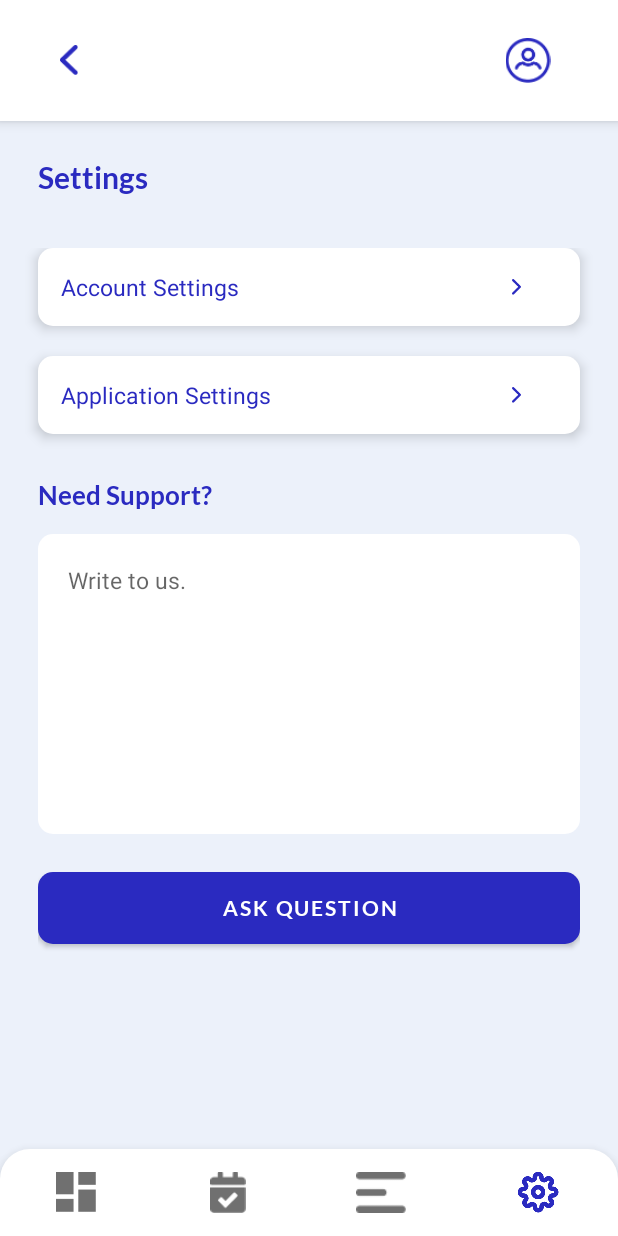
After one commit to TharishaPerera/MediCare, an Android app: the Settings screen opened directly, with no data from a screen before it, on a phone screen of 412 x 824 dp. The commit adds this screen. Run offline under Robolectric (Android 15) with nearby library versions, the phone set to English and light mode, and no system bars.

Commit message:
added settings page with dashboard navigation

```diff
--- a/app/src/main/java/com/nibm/medicare/Dashboard.kt
+++ b/app/src/main/java/com/nibm/medicare/Dashboard.kt
@@ -1,7 +1,9 @@
 package com.nibm.medicare
 
+import android.content.Intent
 import androidx.appcompat.app.AppCompatActivity
 import android.os.Bundle
+import android.widget.ImageView
 import androidx.recyclerview.widget.GridLayoutManager
 import androidx.recyclerview.widget.LinearLayoutManager
 import androidx.recyclerview.widget.RecyclerView
@@ -25,6 +27,7 @@ class Dashboard : AppCompatActivity() {
 
         setCategories();
         setQuickActionItems();
+        handleNavigation();
     }
 
     private fun setQuickActionItems() {
@@ -61,4 +64,19 @@ class Dashboard : AppCompatActivity() {
         categoriesAdapater = CategoriesAdapater(categoryList)
         categoriesRV.adapter = categoriesAdapater
     }
+
+    private fun handleNavigation(){
+        var btnAppointments : ImageView
+        var btnRecords : ImageView
+        var btnSettings : ImageView
+
+        btnAppointments = findViewById(R.id.btn_appointments)
+        btnRecords = findViewById(R.id.btn_records)
+        btnSettings = findViewById(R.id.btn_settings)
+
+        btnSettings.setOnClickListener {
+            var intent = Intent(this, Settings::class.java)
+            startActivity(intent)
+        }
+    }
 }
--- /dev/null
+++ b/app/src/main/java/com/nibm/medicare/Settings.kt
@@ -0,0 +1,32 @@
+package com.nibm.medicare
+
+import android.content.Intent
+import androidx.appcompat.app.AppCompatActivity
+import android.os.Bundle
+import android.widget.ImageView
+
+class Settings : AppCompatActivity() {
+    override fun onCreate(savedInstanceState: Bundle?) {
+        super.onCreate(savedInstanceState)
+        setContentView(R.layout.activity_settings)
+
+        var btnDashboard : ImageView
+        var btnAppointments : ImageView
+        var btnRecords : ImageView
+        var btnBack : ImageView
+
+        btnDashboard = findViewById(R.id.btn_dashboard)
+        btnAppointments = findViewById(R.id.btn_appointments)
+        btnRecords = findViewById(R.id.btn_records)
+        btnBack = findViewById(R.id.settings_back_icon)
+
+        btnDashboard.setOnClickListener {
+            var intent = Intent(this, Dashboard::class.java)
+            startActivity(intent)
+        }
+        btnBack.setOnClickListener {
+            var intent = Intent(this, Dashboard::class.java)
+            startActivity(intent)
+        }
+    }
+}
--- a/app/src/main/res/layout/activity_dashboard.xml
+++ b/app/src/main/res/layout/activity_dashboard.xml
@@ -99,28 +99,28 @@
         >
 
         <ImageView
-            android:id="@+id/imageView7"
+            android:id="@+id/btn_dashboard"
             android:layout_width="wrap_content"
             android:layout_height="match_parent"
             android:layout_weight="1"
             app:srcCompat="@drawable/dashboard_ico_active" />
 
         <ImageView
-            android:id="@+id/imageView8"
+            android:id="@+id/btn_appointments"
             android:layout_width="wrap_content"
             android:layout_height="match_parent"
             android:layout_weight="1"
             app:srcCompat="@drawable/calendar_ico" />
 
         <ImageView
-            android:id="@+id/imageView9"
+            android:id="@+id/btn_records"
             android:layout_width="wrap_content"
             android:layout_height="match_parent"
             android:layout_weight="1"
             app:srcCompat="@drawable/medical_records_ico" />
 
         <ImageView
-            android:id="@+id/imageView10"
+            android:id="@+id/btn_settings"
             android:layout_width="wrap_content"
             android:layout_height="match_parent"
             android:layout_weight="1"
--- /dev/null
+++ b/app/src/main/res/layout/activity_settings.xml
@@ -0,0 +1,230 @@
+<?xml version="1.0" encoding="utf-8"?>
+<androidx.constraintlayout.widget.ConstraintLayout
+    xmlns:android="http://schemas.android.com/apk/res/android"
+    xmlns:tools="http://schemas.android.com/tools"
+    xmlns:app="http://schemas.android.com/apk/res-auto"
+    android:layout_width="match_parent"
+    android:layout_height="match_parent"
+    tools:context=".Settings"
+    android:background="@color/bg_blue"
+    >
+
+    <LinearLayout
+        android:id="@+id/linearLayout2"
+        android:layout_width="match_parent"
+        android:layout_height="wrap_content"
+        android:orientation="horizontal"
+        android:paddingVertical="25dp"
+        app:layout_constraintEnd_toEndOf="parent"
+        app:layout_constraintStart_toStartOf="parent"
+        app:layout_constraintTop_toTopOf="parent"
+        android:background="@color/white"
+        android:elevation="5dp">
+
+        <ImageView
+            android:id="@+id/settings_back_icon"
+            android:layout_width="0dp"
+            android:layout_height="20dp"
+            android:layout_weight="1"
+            app:srcCompat="@drawable/back_ico"
+            android:layout_marginEnd="100dp"
+            android:layout_gravity="center_vertical"/>
+
+        <ImageView
+            android:id="@+id/imageView6"
+            android:layout_width="wrap_content"
+            android:layout_height="30dp"
+            android:layout_weight="1"
+            app:srcCompat="@drawable/user_ico"
+            android:layout_marginStart="100dp"
+            android:layout_gravity="center_vertical"/>
+
+    </LinearLayout>
+
+    <LinearLayout
+        android:id="@+id/linearLayout6"
+        android:layout_width="match_parent"
+        android:layout_height="wrap_content"
+        android:orientation="horizontal"
+        app:layout_constraintBottom_toTopOf="@+id/linearLayout4"
+        app:layout_constraintEnd_toEndOf="parent"
+        app:layout_constraintStart_toStartOf="parent"
+        app:layout_constraintTop_toBottomOf="@+id/linearLayout2"
+        app:layout_constraintVertical_bias="0.0">
+
+        <TextView
+            android:id="@+id/textView7"
+            android:layout_width="0dp"
+            android:layout_height="wrap_content"
+            android:layout_marginHorizontal="25dp"
+            android:layout_marginTop="25dp"
+            android:layout_weight="1"
+            android:fontFamily="@font/lato_bold"
+            android:text="Settings"
+            android:textColor="@color/main_blue"
+            android:textSize="20dp" />
+    </LinearLayout>
+
+    <LinearLayout
+        android:id="@+id/linearLayout7"
+        android:layout_width="match_parent"
+        android:layout_height="wrap_content"
+        android:orientation="vertical"
+        app:layout_constraintBottom_toTopOf="@+id/linearLayout4"
+        app:layout_constraintTop_toBottomOf="@+id/linearLayout6"
+        app:layout_constraintVertical_bias="0.06999999">
+
+        <LinearLayout
+            android:id="@+id/btn_account_settings"
+            android:layout_width="match_parent"
+            android:layout_height="wrap_content"
+            android:layout_marginHorizontal="25dp"
+            android:background="@drawable/input_field_bg"
+            android:elevation="5dp"
+            android:orientation="horizontal"
+            android:paddingHorizontal="15dp"
+            android:paddingVertical="15dp"
+            android:weightSum="3">
+
+            <TextView
+                android:id="@+id/textView9"
+                android:layout_width="200dp"
+                android:layout_height="wrap_content"
+                android:layout_gravity="center_vertical"
+                android:layout_weight="2"
+                android:text="Account Settings"
+                android:textColor="@color/main_blue"
+                android:textSize="15dp" />
+
+            <ImageView
+                android:id="@+id/imageView8"
+                android:layout_width="25dp"
+                android:layout_height="wrap_content"
+                android:layout_gravity="center_vertical"
+                android:layout_marginStart="20dp"
+                android:layout_weight="1"
+                app:srcCompat="@drawable/forward_ico" />
+        </LinearLayout>
+
+        <LinearLayout
+            android:id="@+id/btn_application_settings"
+            android:layout_width="match_parent"
+            android:layout_height="wrap_content"
+            android:layout_marginHorizontal="25dp"
+            android:layout_marginVertical="20dp"
+            android:background="@drawable/input_field_bg"
+            android:elevation="5dp"
+            android:orientation="horizontal"
+            android:paddingHorizontal="15dp"
+            android:paddingVertical="15dp"
+            android:weightSum="3">
+
+            <TextView
+                android:id="@+id/textView10"
+                android:layout_width="200dp"
+                android:layout_height="wrap_content"
+                android:layout_gravity="center_vertical"
+                android:layout_weight="2"
+                android:text="Application Settings"
+                android:textColor="@color/main_blue"
+                android:textSize="15dp" />
+
+            <ImageView
+                android:id="@+id/imageView9"
+                android:layout_width="25dp"
+                android:layout_height="wrap_content"
+                android:layout_gravity="center_vertical"
+                android:layout_marginStart="20dp"
+                android:layout_weight="1"
+                app:srcCompat="@drawable/forward_ico" />
+        </LinearLayout>
+    </LinearLayout>
+
+    <LinearLayout
+        android:layout_width="match_parent"
+        android:layout_height="0dp"
+        android:orientation="vertical"
+        app:layout_constraintBottom_toTopOf="@+id/linearLayout4"
+        app:layout_constraintEnd_toEndOf="parent"
+        app:layout_constraintStart_toStartOf="parent"
+        android:layout_marginHorizontal="25dp"
+        android:layout_marginTop="10dp"
+        app:layout_constraintTop_toBottomOf="@+id/linearLayout7">
+
+        <TextView
+            android:id="@+id/textView11"
+            android:layout_width="match_parent"
+            android:layout_height="wrap_content"
+            android:fontFamily="@font/lato_bold"
+            android:text="Need Support?"
+            android:textColor="@color/main_blue"
+            android:textSize="17dp"
+            />
+
+        <EditText
+            android:id="@+id/txt_ask_question"
+            android:layout_width="match_parent"
+            android:layout_height="200dp"
+            android:padding="20dp"
+            android:textSize="15dp"
+            android:textColor="@color/main_blue"
+            android:gravity="start|top"
+            android:inputType="textMultiLine"
+            android:hint="Write to us."
+            android:layout_marginVertical="15dp"
+            android:background="@drawable/input_field_bg"/>
+
+        <Button
+            android:id="@+id/btn_ask_question"
+            android:layout_width="match_parent"
+            android:layout_height="wrap_content"
+            android:layout_marginTop="10dp"
+            android:background="@drawable/btn_background"
+            android:fontFamily="@font/lato_bold"
+            android:text="Ask Question" />
+
+    </LinearLayout>
+
+    <LinearLayout
+        android:id="@+id/linearLayout4"
+        android:layout_width="match_parent"
+        android:layout_height="wrap_content"
+        android:background="@drawable/dock_background"
+        android:elevation="10dp"
+        android:orientation="horizontal"
+        android:paddingVertical="15dp"
+        app:layout_constraintBottom_toBottomOf="parent"
+        app:layout_constraintEnd_toEndOf="parent"
+        app:layout_constraintStart_toStartOf="parent">
+
+        <ImageView
+            android:id="@+id/btn_dashboard"
+            android:layout_width="wrap_content"
+            android:layout_height="match_parent"
+            android:layout_weight="1"
+            app:srcCompat="@drawable/dashboard_ico" />
+
+        <ImageView
+            android:id="@+id/btn_appointments"
+            android:layout_width="wrap_content"
+            android:layout_height="match_parent"
+            android:layout_weight="1"
+            app:srcCompat="@drawable/calendar_ico" />
+
+        <ImageView
+            android:id="@+id/btn_records"
+            android:layout_width="wrap_content"
+            android:layout_height="match_parent"
+            android:layout_weight="1"
+            app:srcCompat="@drawable/medical_records_ico" />
+
+        <ImageView
+            android:id="@+id/btn_settings"
+            android:layout_width="wrap_content"
+            android:layout_height="match_parent"
+            android:layout_weight="1"
+            app:srcCompat="@drawable/settings_ico_active" />
+    </LinearLayout>
+
+
+</androidx.constraintlayout.widget.ConstraintLayout>
```
Also changed, not shown: app/src/main/AndroidManifest.xml (+16 -9 lines).
